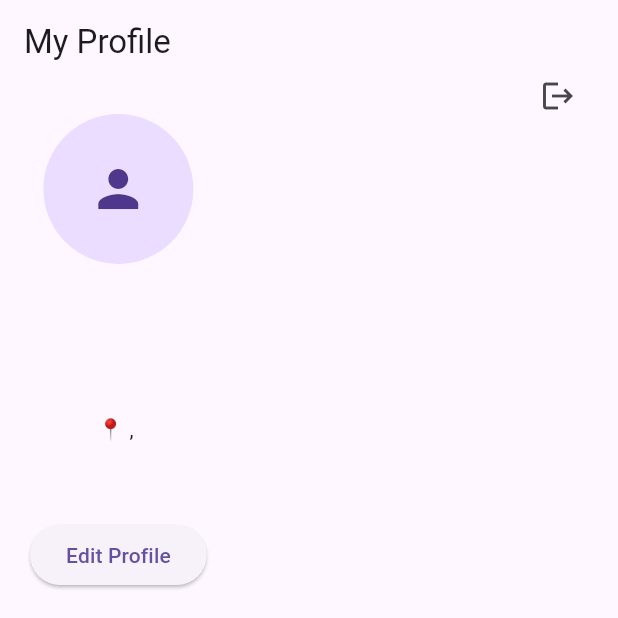
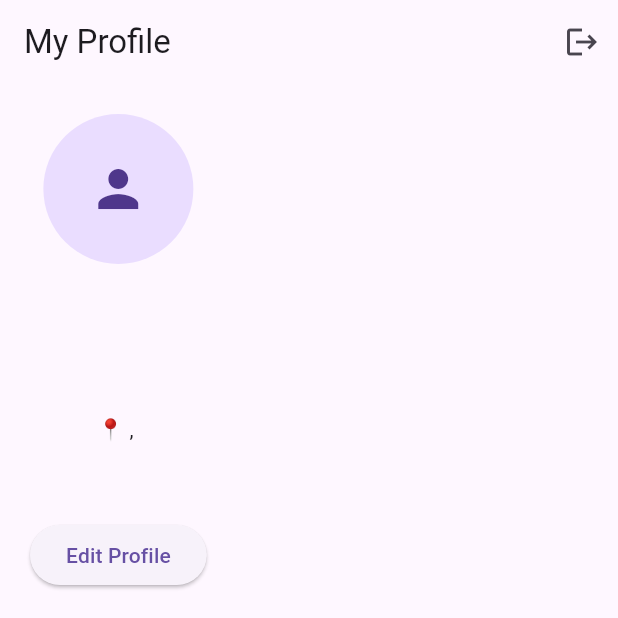
Before and after one commit to zeynepmaidedemir/meetera, a Flutter app: the screen it shows once a user with an empty profile is signed in, item 6 of the bottom bar chosen, on a phone screen of 412 x 824 dp, the top half of it. Run offline on Flutter 3.47's test engine with Material 3 defaults, Android fonts, the phone set to English and light mode, and no system bars; our stand-ins replace cloud_firestore, firebase_auth, firebase_core, firebase_storage, flutter_local_notifications, geocoding and 6 more; accounts and stored records are empty.

Commit message:
Move logout button to Profile screen only and clean AppShell layout

```diff
--- a/lib/app_shell.dart
+++ b/lib/app_shell.dart
@@ -1,7 +1,6 @@
 import 'package:flutter/material.dart';
 import 'package:meetera/ai/ai_chat_list_screen.dart';
 import 'package:provider/provider.dart';
-import 'package:firebase_auth/firebase_auth.dart';
 
 // Screens
 import 'screens/home_screen.dart';
@@ -10,8 +9,6 @@ import 'screens/community_screen.dart';
 import 'screens/events_screen.dart';
 import 'explore/explore_screen.dart';
 import 'screens/profile_screen.dart';
-
-// 🤖 AI
 
 // States
 import 'state/app_state.dart';
@@ -41,25 +38,12 @@ class _AppShellState extends State<AppShell> {
   Widget build(BuildContext context) {
     final size = MediaQuery.of(context).size;
 
-    // 📌 İlk açılışta sol alt
     aiOffset ??= Offset(16, size.height - 180);
 
     return Scaffold(
       body: Stack(
         children: [
           screens[index],
-
-          // 🔴 LOGOUT BUTTON
-          Positioned(
-            top: 40,
-            right: 16,
-            child: IconButton(
-              icon: const Icon(Icons.logout),
-              onPressed: () async {
-                await FirebaseAuth.instance.signOut();
-              },
-            ),
-          ),
 
           // 🤖 DRAGGABLE AI
           Positioned(
@@ -80,7 +64,6 @@ class _AppShellState extends State<AppShell> {
           ),
         ],
       ),
-
       bottomNavigationBar: NavigationBar(
         selectedIndex: index,
         onDestinationSelected: (i) {
@@ -102,7 +85,7 @@ class _AppShellState extends State<AppShell> {
           ),
           NavigationDestination(
             icon: Icon(Icons.explore_outlined),
-            label: 'Explore', // 👈 YENİ
+            label: 'Explore',
           ),
           NavigationDestination(
             icon: Icon(Icons.person_outline),
@@ -118,9 +101,6 @@ class _AppShellState extends State<AppShell> {
       heroTag: 'ai_fab',
       child: const Icon(Icons.smart_toy_outlined),
       onPressed: () {
-        final appState = context.read<AppState>();
-        final eventState = context.read<EventState>();
-
         Navigator.push(
           context,
           MaterialPageRoute(builder: (_) => const AiChatListScreen()),
--- a/lib/screens/profile_screen.dart
+++ b/lib/screens/profile_screen.dart
@@ -29,7 +29,17 @@ class ProfileScreen extends StatelessWidget {
         final data = snapshot.data!.data() as Map<String, dynamic>;
 
         return Scaffold(
-          appBar: AppBar(title: const Text("My Profile")),
+          appBar: AppBar(
+            title: const Text("My Profile"),
+            actions: [
+              IconButton(
+                icon: const Icon(Icons.logout),
+                onPressed: () async {
+                  await FirebaseAuth.instance.signOut();
+                },
+              ),
+            ],
+          ),
           body: Padding(
             padding: const EdgeInsets.all(20),
             child: Column(
@@ -66,7 +76,7 @@ class ProfileScreen extends StatelessWidget {
 
                 Wrap(
                   spacing: 8,
-                  children: (data['interests'] as List<dynamic>)
+                  children: (data['interests'] as List<dynamic>? ?? [])
                       .map((e) => Chip(label: Text(e)))
                       .toList(),
                 ),
```
Also changed, not shown: 3 other files.
